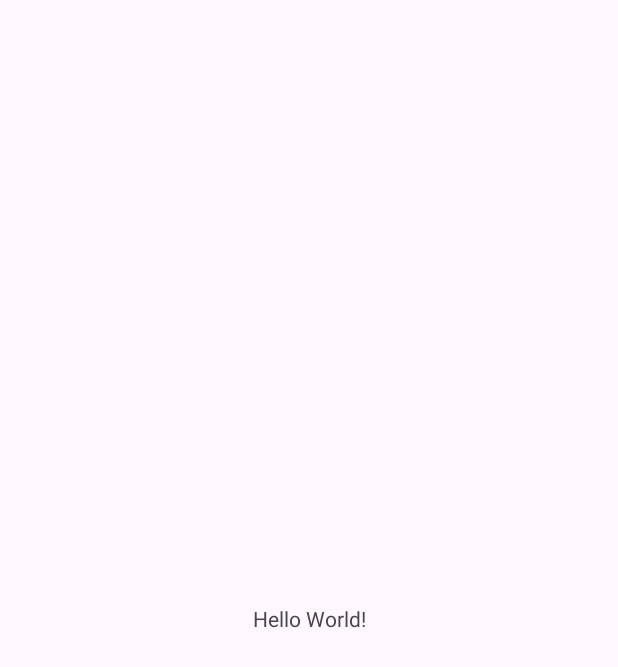
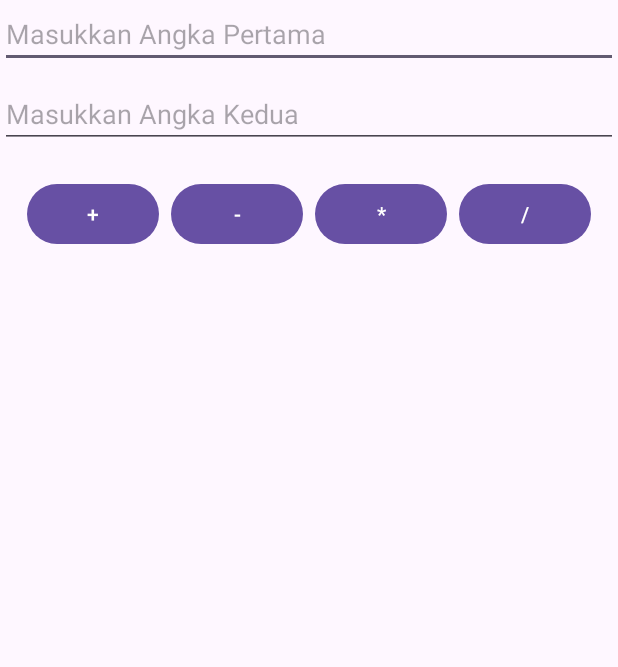
Before and after one commit to Flowswolf/kalkulator-paba, an Android app: the screen it shows after launch (MainActivity), on a phone screen of 412 x 824 dp. Before the commit the part shown is almost empty. Shown: the top 667 px of the screen. Run offline under Robolectric (Android 15) with nearby library versions, the phone set to English and light mode, and no system bars.

Commit message:
Main Activity update

```diff
--- a/app/src/main/java/com/example/kalkulator/MainActivity.kt
+++ b/app/src/main/java/com/example/kalkulator/MainActivity.kt
@@ -1,20 +1,86 @@
 package com.example.kalkulator
 
+import android.graphics.Color
 import android.os.Bundle
+import android.widget.Button
+import android.widget.EditText
+import android.widget.LinearLayout
 import androidx.activity.enableEdgeToEdge
 import androidx.appcompat.app.AppCompatActivity
 import androidx.core.view.ViewCompat
 import androidx.core.view.WindowInsetsCompat
+import androidx.fragment.app.Fragment
 
 class MainActivity : AppCompatActivity() {
     override fun onCreate(savedInstanceState: Bundle?) {
         super.onCreate(savedInstanceState)
         enableEdgeToEdge()
         setContentView(R.layout.activity_main)
-        ViewCompat.setOnApplyWindowInsetsListener(findViewById(R.id.main)) { v, insets ->
+        ViewCompat.setOnApplyWindowInsetsListener(findViewById(R.id.mainLayout)) { v, insets ->
             val systemBars = insets.getInsets(WindowInsetsCompat.Type.systemBars())
             v.setPadding(systemBars.left, systemBars.top, systemBars.right, systemBars.bottom)
             insets
         }
+
+        val etAngka1 = findViewById<EditText>(R.id.etAngka1)
+        val etAngka2 = findViewById<EditText>(R.id.etAngka2)
+        val btnTambah = findViewById<Button>(R.id.btnTambah)
+        val btnKurang = findViewById<Button>(R.id.btnKurang)
+        val btnKali = findViewById<Button>(R.id.btnKali)
+        val btnBagi = findViewById<Button>(R.id.btnBagi)
+        val mainLayout = findViewById<LinearLayout>(R.id.mainLayout)
+
+        btnTambah.setOnClickListener {
+            val angka1 = etAngka1.text.toString().toDoubleOrNull() ?: 0.0
+            val angka2 = etAngka2.text.toString().toDoubleOrNull() ?: 0.0
+            val hasil = angka1 + angka2
+
+            cekBackground(hasil, mainLayout)
+            DataHistory.historyTambah += "$angka1 + $angka2 = $hasil\n"
+            gantiFragment(TambahFragment())
+        }
+
+        btnKurang.setOnClickListener {
+            val angka1 = etAngka1.text.toString().toDoubleOrNull() ?: 0.0
+            val angka2 = etAngka2.text.toString().toDoubleOrNull() ?: 0.0
+            val hasil = angka1 - angka2
+
+            cekBackground(hasil, mainLayout)
+            DataHistory.historyKurang += "$angka1 - $angka2 = $hasil\n"
+            gantiFragment(KurangFragment())
+        }
+
+        btnKali.setOnClickListener {
+            val angka1 = etAngka1.text.toString().toDoubleOrNull() ?: 0.0
+            val angka2 = etAngka2.text.toString().toDoubleOrNull() ?: 0.0
+            val hasil = angka1 * angka2
+
+            cekBackground(hasil, mainLayout)
+            DataHistory.historyKali += "$angka1 * $angka2 = $hasil\n"
+            gantiFragment(KaliFragment())
+        }
+
+        btnBagi.setOnClickListener {
+            val angka1 = etAngka1.text.toString().toDoubleOrNull() ?: 0.0
+            val angka2 = etAngka2.text.toString().toDoubleOrNull() ?: 0.0
+            val hasil = if (angka2 != 0.0) angka1 / angka2 else 0.0
+
+            cekBackground(hasil, mainLayout)
+            DataHistory.historyBagi += "$angka1 / $angka2 = $hasil\n"
+            gantiFragment(BagiFragment())
+        }
+    }
+    private fun cekBackground(hasil: Double, layout: LinearLayout) {
+        if (hasil < 0) {
+            layout.setBackgroundColor(Color.RED)
+        } else {
+            layout.setBackgroundColor(Color.WHITE)
+        }
+    }
+
+    private fun gantiFragment(fragment: Fragment) {
+        supportFragmentManager.beginTransaction()
+            .replace(R.id.fragmentContainer, fragment)
+            .commit()
     }
 }
--- a/app/src/main/res/layout/activity_main.xml
+++ b/app/src/main/res/layout/activity_main.xml
@@ -1,19 +1,45 @@
 <?xml version="1.0" encoding="utf-8"?>
-<androidx.constraintlayout.widget.ConstraintLayout xmlns:android="http://schemas.android.com/apk/res/android"
-    xmlns:app="http://schemas.android.com/apk/res-auto"
-    xmlns:tools="http://schemas.android.com/tools"
-    android:id="@+id/main"
+<LinearLayout xmlns:android="http://schemas.android.com/apk/res/android"
+    android:id="@+id/mainLayout"
     android:layout_width="match_parent"
     android:layout_height="match_parent"
-    tools:context=".MainActivity">
+    android:orientation="vertical"
+    android:padding="16dp"
+    android:gravity="center_horizontal">
 
-    <TextView
-        android:layout_width="wrap_content"
+    <EditText
+        android:id="@+id/etAngka1"
+        android:layout_width="match_parent"
         android:layout_height="wrap_content"
-        android:text="Hello World!"
-        app:layout_constraintBottom_toBottomOf="parent"
-        app:layout_constraintEnd_toEndOf="parent"
-        app:layout_constraintStart_toStartOf="parent"
-        app:layout_constraintTop_toTopOf="parent" />
+        android:hint="Masukkan Angka Pertama"
+        android:inputType="numberSigned|numberDecimal" />
 
-</androidx.constraintlayout.widget.ConstraintLayout>
+    <EditText
+        android:id="@+id/etAngka2"
+        android:layout_width="match_parent"
+        android:layout_height="wrap_content"
+        android:hint="Masukkan Angka Kedua"
+        android:inputType="numberSigned|numberDecimal"
+        android:layout_marginTop="8dp"/>
+
+    <LinearLayout
+        android:layout_width="match_parent"
+        android:layout_height="wrap_content"
+        android:orientation="horizontal"
+        android:gravity="center"
+        android:layout_marginTop="16dp">
+
+        <Button android:id="@+id/btnTambah" android:layout_width="wrap_content" android:layout_height="wrap_content" android:text="+" android:layout_margin="4dp"/>
+        <Button android:id="@+id/btnKurang" android:layout_width="wrap_content" android:layout_height="wrap_content" android:text="-" android:layout_margin="4dp"/>
+        <Button android:id="@+id/btnKali" android:layout_width="wrap_content" android:layout_height="wrap_content" android:text="*" android:layout_margin="4dp"/>
+        <Button android:id="@+id/btnBagi" android:layout_width="wrap_content" android:layout_height="wrap_content" android:text="/" android:layout_margin="4dp"/>
+    </LinearLayout>
+
+    <androidx.fragment.app.FragmentContainerView
+        android:id="@+id/fragmentContainer"
+        android:layout_width="match_parent"
+        android:layout_height="0dp"
+        android:layout_weight="1"
+        android:layout_marginTop="16dp"/>
+
+</LinearLayout>
--- a/app/src/main/res/values/strings.xml
+++ b/app/src/main/res/values/strings.xml
@@ -1,3 +1,5 @@
 <resources>
     <string name="app_name">Kalkulator</string>
+    <!-- TODO: Remove or change this placeholder text -->
+    <string name="hello_blank_fragment">Hello blank fragment</string>
 </resources>
```
Also changed, not shown: app/src/main/java/com/example/kalkulator/BagiFragment.kt (added, +59 -0 lines), app/src/main/java/com/example/kalkulator/DataHistory.kt (added, +8 -0 lines), app/src/main/java/com/example/kalkulator/KaliFragment.kt (added, +59 -0 lines), app/src/main/java/com/example/kalkulator/KurangFragment.kt (added, +59 -0 lines), app/src/main/java/com/example/kalkulator/TambahFragment.kt (added, +59 -0 lines), app/src/main/res/layout/fragment_bagi.xml (added, +16 -0 lines), app/src/main/res/layout/fragment_kali.xml (added, +16 -0 lines), app/src/main/res/layout/fragment_kurang.xml (added, +16 -0 lines), app/src/main/res/layout/fragment_tambah.xml (added, +16 -0 lines).
